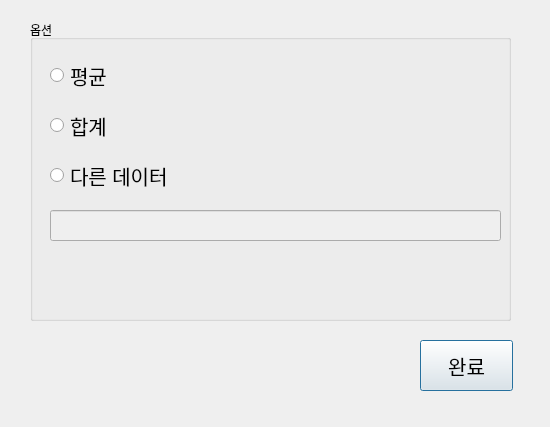
Above: semi_project/Design/4/3_third_option.ui from koreanbulbasaur/Project before the change. Below: the same form after it.
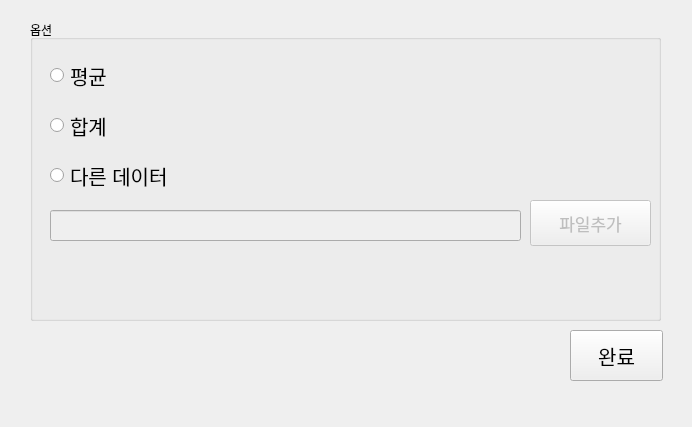
That is the form after the change.

Commit message: openfile_xlsx

Patch:
```diff
--- a/semi_project/Design/4/3_third_option.ui
+++ b/semi_project/Design/4/3_third_option.ui
@@ -6,7 +6,7 @@
    <rect>
     <x>0</x>
     <y>0</y>
-    <width>550</width>
+    <width>692</width>
     <height>427</height>
    </rect>
   </property>
@@ -18,7 +18,7 @@
     <rect>
      <x>30</x>
      <y>20</y>
-     <width>481</width>
+     <width>631</width>
      <height>301</height>
     </rect>
    </property>
@@ -87,17 +87,38 @@
      <rect>
       <x>20</x>
       <y>190</y>
-      <width>451</width>
+      <width>471</width>
       <height>31</height>
      </rect>
     </property>
    </widget>
+   <widget class="QPushButton" name="btn_file">
+    <property name="enabled">
+     <bool>false</bool>
+    </property>
+    <property name="geometry">
+     <rect>
+      <x>500</x>
+      <y>180</y>
+      <width>121</width>
+      <height>46</height>
+     </rect>
+    </property>
+    <property name="font">
+     <font>
+      <pointsize>13</pointsize>
+     </font>
+    </property>
+    <property name="text">
+     <string>파일추가</string>
+    </property>
+   </widget>
   </widget>
   <widget class="QPushButton" name="complete_btn">
    <property name="geometry">
     <rect>
-     <x>420</x>
-     <y>340</y>
+     <x>570</x>
+     <y>330</y>
      <width>93</width>
      <height>51</height>
     </rect>
```
The commit also changes 1 other file.
